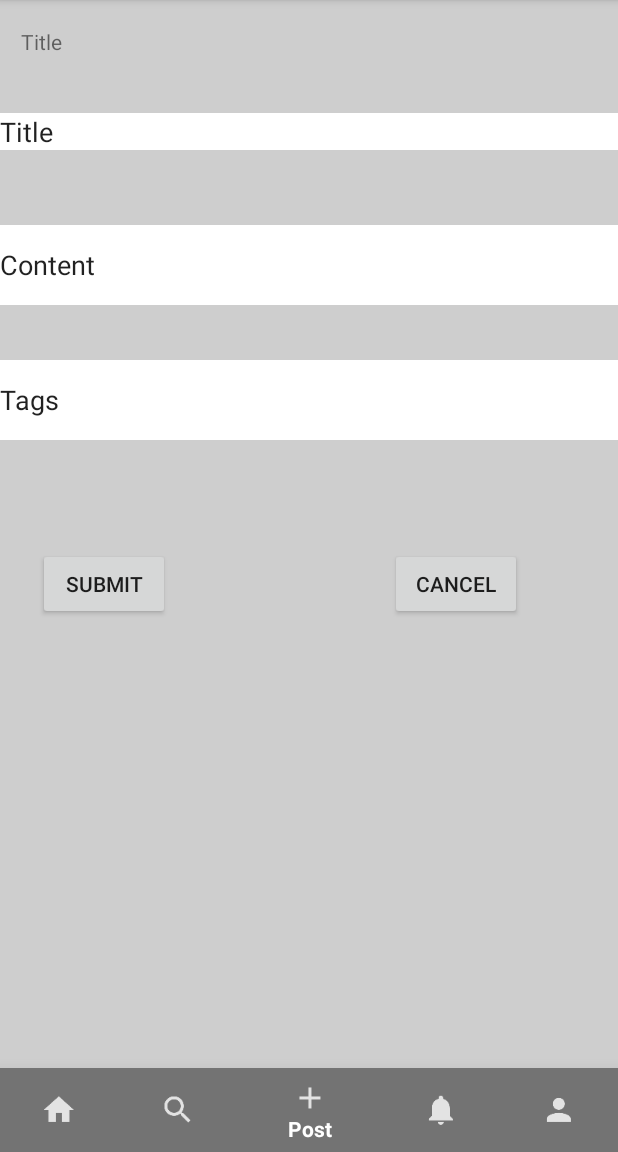
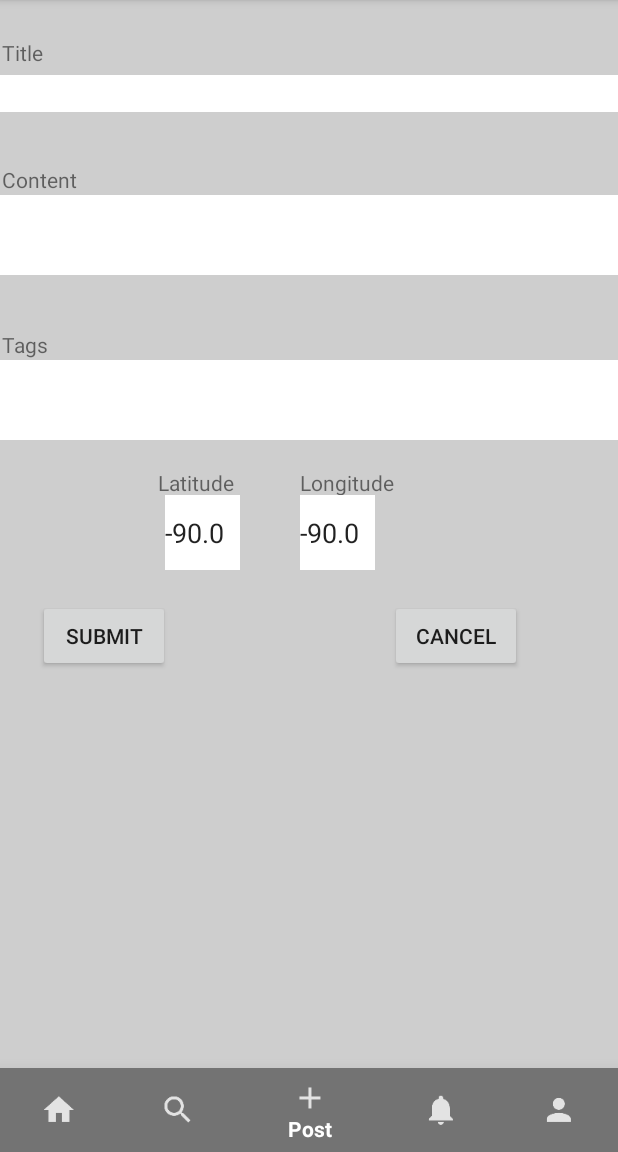
Before and after one commit to CheeseBites/DeeZe, an Android app: the screen it shows after launch once a user with an empty profile is signed in (MainActivity), item 3 of the bottom bar chosen, on a phone screen of 412 x 824 dp, the part 84-1236 px from its top. Run offline under Robolectric (Android 15) with nearby library versions, the phone set to English and light mode, and no system bars; our stand-ins replace Firebase (no records; nobody signed in at launch, a user with empty details on screens opened directly); 2 statements that could not run were skipped.

Commit message:
fixed keyboard somehow added a manual longitude/latitude(works for testing database connection)

```diff
--- a/app/src/main/AndroidManifest.xml
+++ b/app/src/main/AndroidManifest.xml
@@ -17,8 +17,11 @@
         android:icon="@mipmap/ic_launcher"
         android:label="@string/app_name"
         android:supportsRtl="true"
+        android:windowSoftInputMode="adjustResize"
         android:theme="@style/AppTheme">
-        <activity android:name=".MainActivity">
+        <activity android:name=".MainActivity"
+            android:windowSoftInputMode="adjustPan|stateHidden">
+
             <intent-filter>
                 <action android:name="android.intent.action.MAIN" />
 
--- a/app/src/main/java/julianleng/eyeris/PostFragment.java
+++ b/app/src/main/java/julianleng/eyeris/PostFragment.java
@@ -34,6 +34,7 @@ import android.support.annotation.Nullable;
 import android.view.LayoutInflater;
 import android.view.View;
 import android.view.ViewGroup;
+import android.widget.EditText;
 
 
 public class PostFragment extends android.support.v4.app.Fragment implements
@@ -48,16 +49,23 @@ public class PostFragment extends android.support.v4.app.Fragment implements
     DatabaseReference geoRef = FirebaseDatabase.getInstance().getReferenceFromUrl(GEO_FIRE_REF);
     GeoFire geoFire = new GeoFire(geoRef);
 
-    double latitude = 90.0;
-    double longitude = 90.0;
-    String postTitle = "test1";
-    String postContent = "testing";
+    double latitude = 0.0;
+    double longitude = 0.0;
+    String postTitle;
+    String postContent;
     String postTags;
-    String postId = "";
+    String postId ;
     String username;
-    String postDate = "4/15/2017";
+    String postDate;
     GoogleApiClient mGoogleApiClient;
     private Location mLastLocation = null;
+
+    EditText eTitle;
+    EditText eContent;
+    EditText eTags;
+    EditText eLongitude;
+    EditText eLatitude;
+
 
 
     public PostFragment() {
@@ -90,6 +98,7 @@ public class PostFragment extends android.support.v4.app.Fragment implements
 
     @Override
     public void onConnectionSuspended(int i) {
+        mGoogleApiClient.connect();
 
     }
 
@@ -100,6 +109,14 @@ public class PostFragment extends android.support.v4.app.Fragment implements
 
     public void onCreate(Bundle savedInstanceState) {
         super.onCreate(savedInstanceState);
+
+        if (mGoogleApiClient == null) {
+            mGoogleApiClient = new GoogleApiClient.Builder(getActivity())
+                    .addConnectionCallbacks(this)
+                    .addOnConnectionFailedListener(this)
+                    .addApi(LocationServices.API)
+                    .build();
+        }
     }
 
 
@@ -109,19 +126,29 @@ public class PostFragment extends android.support.v4.app.Fragment implements
     public View onCreateView(LayoutInflater inflater, ViewGroup container, Bundle savedInstanceState) {
         View view = inflater.inflate(R.layout.fragment_post, container, false);
 
-        if (mGoogleApiClient == null) {
-            mGoogleApiClient = new GoogleApiClient.Builder(getActivity())
-                    .addConnectionCallbacks(this)
-                    .addOnConnectionFailedListener(this)
-                    .addApi(LocationServices.API)
-                    .build();
-        }
+
+        eTitle = (EditText) view.findViewById(R.id.editTitle);
+        eContent = (EditText) view.findViewById(R.id.editContent);
+        eTags = (EditText) view.findViewById(R.id.editTags);
+        eLongitude = (EditText) view.findViewById(R.id.editLongitude);
+        eLatitude = (EditText) view.findViewById(R.id.editLatitude);
 
         //submit
         final Button submitButton = (Button) view.findViewById(R.id.button_submit);
         submitButton.setOnClickListener(new View.OnClickListener() {
             public void onClick(View v) {
                 // get location, submit the post
+                postTitle = eTitle.getText().toString();
+                postContent = eContent.getText().toString();
+                postTags = eTags.getText().toString();
+                latitude = Double.parseDouble(eLatitude.getText().toString());
+                if(latitude < -90.0 || latitude > 90.0 ){
+                    latitude = 0.0;
+                }
+                longitude = Double.parseDouble(eLongitude.getText().toString());
+                if(longitude < -180.0 || longitude > 180.0){
+                    longitude = 0.0;
+                }
                 submitPost();
                 //change fragment to Home
             }
@@ -132,6 +159,7 @@ public class PostFragment extends android.support.v4.app.Fragment implements
         cancelButton.setOnClickListener(new View.OnClickListener() {
             public void onClick(View v) {
                 //change fragment to homepage
+                onStop();
 
             }
         });
@@ -154,7 +182,7 @@ public class PostFragment extends android.support.v4.app.Fragment implements
         //send postTitle, postContent, postTags, current User username
         DatabaseReference postsRef = ref.child("posts");
         DatabaseReference newPostRef = postsRef.push();
-        newPostRef.setValue(new ScrollablePosts(postDate, postTitle, postContent));
+        newPostRef.setValue(new ScrollablePosts(postDate, postContent, postTitle));
         return newPostRef.getKey();
     }
 
@@ -202,7 +230,7 @@ public class PostFragment extends android.support.v4.app.Fragment implements
         this.mLastLocation = LocationServices.FusedLocationApi.getLastLocation(
                 mGoogleApiClient);
         this.latitude = mLastLocation.getLatitude();
-        this.longitude = mLastLocation.getLatitude();
+        this.longitude = mLastLocation.getLongitude();
     }
 
 
--- a/app/src/main/res/layout/fragment_post.xml
+++ b/app/src/main/res/layout/fragment_post.xml
@@ -1,5 +1,7 @@
 <FrameLayout xmlns:android="http://schemas.android.com/apk/res/android"
     xmlns:tools="http://schemas.android.com/tools"
+    android:windowSoftInputMode="adjustPan"
+    android:isScrollContainer="false"
     android:layout_width="match_parent"
     android:layout_height="match_parent"
     android:background="#cecece"
@@ -14,8 +16,8 @@
         android:layout_height="38dp"
         android:layout_alignParentLeft="true"
         android:layout_alignParentTop="true"
-        android:layout_marginLeft="14dp"
-        android:layout_marginTop="18dp"
+        android:layout_marginLeft="1dp"
+        android:layout_marginTop="25dp"
         android:text="@string/Title" />
 
 
@@ -24,24 +26,43 @@
         android:layout_width="fill_parent"
         android:layout_height="wrap_content"
         android:layout_below="@+id/textView1"
-        android:layout_marginTop="75dp"
+        android:layout_marginTop="50dp"
         android:background="#ffffff"
         android:ems="10"
-        android:text="@string/Title" android:inputType="text" />
+        android:inputType="textMultiLine" />
+
+    <TextView
+        android:id="@+id/textView2"
+        android:layout_width="203dp"
+        android:layout_height="38dp"
+        android:layout_alignParentLeft="true"
+        android:layout_alignParentTop="true"
+        android:layout_marginLeft="1dp"
+        android:layout_marginTop="110dp"
+        android:text="@string/Content" />
 
 
     <EditText
         android:id="@+id/editContent"
+        android:inputType = "textMultiLine"
         android:background="#ffffff"
         android:layout_width="fill_parent"
         android:layout_height="53dp"
         android:layout_below="@+id/editTitle"
-        android:layout_marginTop="150dp"
+        android:layout_marginTop="130dp"
         android:ems="10"
-        android:inputType="text"
         android:lines="20"
-        android:scrollbars="vertical"
-        android:text="@string/Content" />
+        android:scrollbars="vertical" />
+
+    <TextView
+        android:id="@+id/textView3"
+        android:layout_width="203dp"
+        android:layout_height="38dp"
+        android:layout_alignParentLeft="true"
+        android:layout_alignParentTop="true"
+        android:layout_marginLeft="1dp"
+        android:layout_marginTop="220dp"
+        android:text="@string/Tags" />
 
     <EditText
         android:id="@+id/editTags"
@@ -51,17 +72,61 @@
         android:layout_below="@+id/editContent"
         android:layout_marginTop="240dp"
         android:ems="10"
-        android:inputType="text"
+        android:inputType="textMultiLine"
         android:lines="20"
-        android:scrollbars="vertical"
-        android:text="@string/Tags" />
+        android:scrollbars="vertical" />
+
+    <TextView
+        android:id="@+id/textView4"
+        android:layout_width="203dp"
+        android:layout_height="38dp"
+        android:layout_alignParentLeft="true"
+        android:layout_alignParentTop="true"
+        android:layout_marginLeft="105dp"
+        android:layout_marginTop="312dp"
+        android:text="@string/Latitude" />
+
+    <EditText
+        android:id="@+id/editLatitude"
+        android:layout_width="50dp"
+        android:layout_height="50dp"
+        android:layout_below="@+id/textView1"
+        android:layout_marginTop="330dp"
+        android:layout_marginLeft="110dp"
+        android:background="#ffffff"
+        android:ems="10"
+        android:text = "-90.0"
+        android:inputType="numberDecimal" />
+
+    <TextView
+        android:id="@+id/textView5"
+        android:layout_width="203dp"
+        android:layout_height="38dp"
+        android:layout_alignParentLeft="true"
+        android:layout_alignParentTop="true"
+        android:layout_marginLeft="200dp"
+        android:layout_marginTop="312dp"
+        android:text="@string/Longitude" />
+
+    <EditText
+        android:id="@+id/editLongitude"
+        android:layout_width="50dp"
+        android:layout_height="50dp"
+        android:layout_below="@+id/textView1"
+        android:layout_marginTop="330dp"
+        android:layout_marginLeft="200dp"
+        android:background="#ffffff"
+        android:ems="10"
+        android:inputType="numberDecimal"
+        android:text = "-90.0"/>
+
     <Button
         android:id="@+id/button_submit"
         android:layout_width="wrap_content"
         android:layout_height="wrap_content"
         android:layout_alignLeft="@+id/editTags"
         android:layout_below="@+id/editTags"
-        android:layout_marginTop="365dp"
+        android:layout_marginTop="400dp"
         android:layout_marginLeft="25dp"
         android:text="@string/SubmitButton" />
 
@@ -71,7 +136,7 @@
         android:layout_height="wrap_content"
         android:layout_alignRight="@+id/editTags"
         android:layout_below="@+id/editTags"
-        android:layout_marginTop="365dp"
+        android:layout_marginTop="400dp"
         android:layout_marginLeft="260dp"
         android:text="@string/CancelButton" />
 
--- a/app/src/main/res/menu/bottom_nav_items.xml
+++ b/app/src/main/res/menu/bottom_nav_items.xml
@@ -1,5 +1,7 @@
 <?xml version="1.0" encoding="utf-8"?>
 <menu xmlns:app="http://schemas.android.com/apk/res-auto"
+    android:windowSoftInputMode="adjustPan|stateHidden"
+    android:isScrollContainer="false"
     xmlns:android="http://schemas.android.com/apk/res/android">
     <item
         android:id="@+id/menu_home"
--- a/app/src/main/res/values/strings.xml
+++ b/app/src/main/res/values/strings.xml
@@ -28,4 +28,6 @@
 
     <!-- TODO: Remove or change this placeholder text -->
     <string name="hello_blank_fragment">Hello blank fragment</string>
+    <string name="Longitude">Longitude</string>
+    <string name="Latitude">Latitude</string>
 </resources>
```
